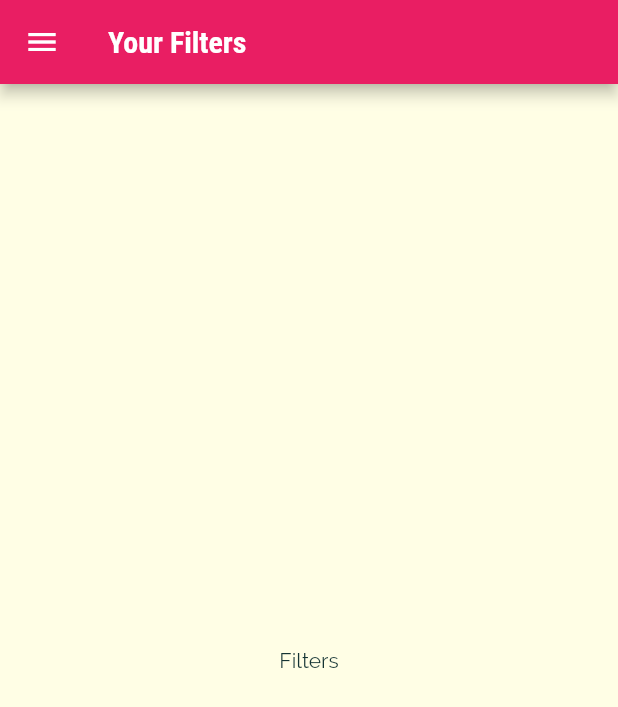
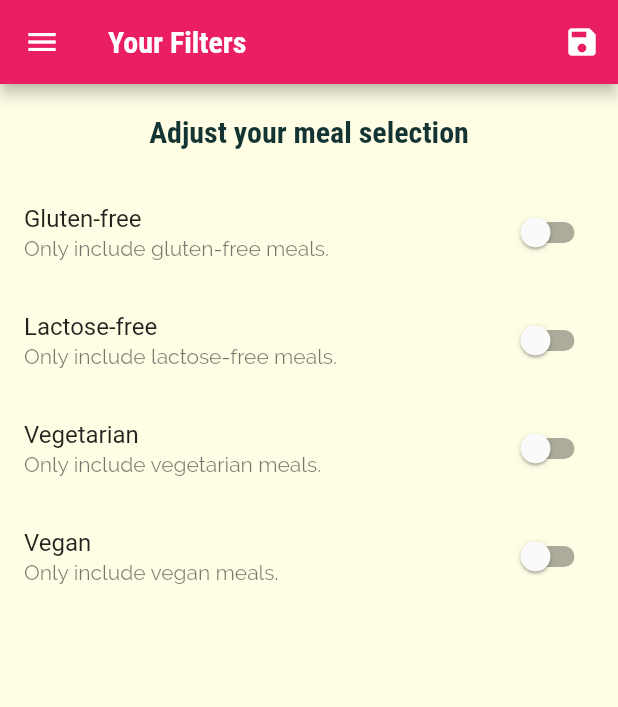
Before and after one commit to santiagobonessi/meals, a Flutter app: the FiltersScreen screen opened by its route, on a phone screen of 412 x 824 dp. Shown: the top 707 px of the screen. Run offline on Flutter 3.47's test engine with Material 2 defaults, Android fonts, the phone set to English and light mode, and no system bars; network calls fail.

Commit message:
Add filter meals

```diff
--- a/lib/main.dart
+++ b/lib/main.dart
@@ -1,5 +1,7 @@
 import 'package:flutter/material.dart';
 
+import './data/data.dart';
+import './models/meal.dart';
 import './screens/categories_screen.dart';
 import './screens/category_meals_screen.dart';
 import './screens/filters_screen.dart';
@@ -8,11 +10,47 @@ import './screens/tabs_screen.dart';
 
 void main() => runApp(MyApp());
 
-class MyApp extends StatelessWidget {
+class MyApp extends StatefulWidget {
+  @override
+  _MyAppState createState() => _MyAppState();
+}
+
+class _MyAppState extends State<MyApp> {
+  Map<String, bool> _filters = {
+    'gluten': false,
+    'lactose': false,
+    'vegetarian': false,
+    'vegan': false,
+  };
+  List<Meal> _avaiableMeals = DATA_MEALS;
+
+  void _setFilters(Map<String, bool> filterData) {
+    setState(() {
+      _filters = filterData;
+
+      _avaiableMeals = DATA_MEALS.where((meal) {
+        if (_filters['gluten'] && !meal.isGlutenFree) {
+          return false;
+        }
+        if (_filters['lactose'] && !meal.isLactoseFree) {
+          return false;
+        }
+        if (_filters['vegetarian'] && !meal.isVegetarian) {
+          return false;
+        }
+        if (_filters['vegan'] && !meal.isVegan) {
+          return false;
+        }
+        return true;
+      }).toList();
+    });
+  }
+
   @override
   Widget build(BuildContext context) {
     return MaterialApp(
       title: 'Meals',
+      debugShowCheckedModeBanner: false,
       theme: ThemeData(
         primarySwatch: Colors.pink,
         accentColor: Colors.amber,
@@ -36,9 +74,9 @@ class MyApp extends StatelessWidget {
       initialRoute: '/', // default is '/'
       routes: {
         '/': (context) => TabsScreen(),
-        CategoryMealsScreen.routeName: (context) => CategoryMealsScreen(),
+        CategoryMealsScreen.routeName: (context) => CategoryMealsScreen(_avaiableMeals),
         MealDetailScreen.routeName: (context) => MealDetailScreen(),
-        FiltersScreen.routeName: (context) => FiltersScreen(),
+        FiltersScreen.routeName: (context) => FiltersScreen(_filters, _setFilters),
       },
       onGenerateRoute: (settings) {
         return MaterialPageRoute(builder: (context) => CategoriesScreen());
--- a/lib/screens/category_meals_screen.dart
+++ b/lib/screens/category_meals_screen.dart
@@ -1,12 +1,15 @@
 import 'package:flutter/material.dart';
 
-import '../data/data.dart';
 import '../models/category.dart';
 import '../models/meal.dart';
 import '../widgets/meal_item.dart';
 
 class CategoryMealsScreen extends StatefulWidget {
   static const routeName = '/category-meals';
+
+  final List<Meal> availableMeals;
+
+  CategoryMealsScreen(this.availableMeals);
 
   @override
   _CategoryMealsScreenState createState() => _CategoryMealsScreenState();
@@ -21,7 +24,7 @@ class _CategoryMealsScreenState extends State<CategoryMealsScreen> {
   void didChangeDependencies() {
     if (!_loadedInitData) {
       category = ModalRoute.of(context).settings.arguments as Category;
-      displayedMeals = DATA_MEALS.where((meal) => meal.categories.contains(category.id)).toList();
+      displayedMeals = widget.availableMeals.where((meal) => meal.categories.contains(category.id)).toList();
     }
     _loadedInitData = true;
     super.didChangeDependencies();
--- a/lib/screens/filters_screen.dart
+++ b/lib/screens/filters_screen.dart
@@ -2,18 +2,121 @@ import 'package:flutter/material.dart';
 
 import '../widgets/main_drawer.dart';
 
-class FiltersScreen extends StatelessWidget {
+class FiltersScreen extends StatefulWidget {
   static const routeName = '/filters';
+
+  final Map<String, bool> currentFilters;
+  final Function saveFilters;
+
+  FiltersScreen(this.currentFilters, this.saveFilters);
+
+  @override
+  _FiltersScreenState createState() => _FiltersScreenState();
+}
+
+class _FiltersScreenState extends State<FiltersScreen> {
+  var _glutenFree = false;
+  var _lactoseFree = false;
+  var _vegetarian = false;
+  var _vegan = false;
+
+  Widget _buildSwitchListTile(String title, String description, bool currentValue, Function updateValue) {
+    return SwitchListTile(
+      title: Text(title),
+      subtitle: Text(description),
+      value: currentValue,
+      onChanged: updateValue,
+    );
+  }
+
+  @override
+  void initState() {
+    _glutenFree = widget.currentFilters['gluten'];
+    _lactoseFree = widget.currentFilters['lactose'];
+    _vegetarian = widget.currentFilters['vegetarian'];
+    _vegan = widget.currentFilters['vegan'];
+    super.initState();
+  }
 
   @override
   Widget build(BuildContext context) {
     return Scaffold(
       appBar: AppBar(
         title: Text('Your Filters'),
+        actions: [
+          IconButton(
+            icon: Icon(Icons.save),
+            onPressed: () {
+              final selectedFilters = {
+                'gluten': _glutenFree,
+                'lactose': _lactoseFree,
+                'vegetarian': _vegetarian,
+                'vegan': _vegan,
+              };
+              widget.saveFilters(selectedFilters);
+            },
+          ),
+        ],
       ),
       drawer: MainDrawer(),
       body: Center(
-        child: Text('Filters'),
+        child: Column(
+          children: [
+            Container(
+              padding: EdgeInsets.all(20),
+              child: Text(
+                'Adjust your meal selection',
+                style: Theme.of(context).textTheme.title,
+              ),
+            ),
+            Expanded(
+              child: ListView(
+                children: [
+                  _buildSwitchListTile(
+                    'Gluten-free',
+                    'Only include gluten-free meals.',
+                    _glutenFree,
+                    (newValue) {
+                      setState(() {
+                        _glutenFree = newValue;
+                      });
+                    },
+                  ),
+                  _buildSwitchListTile(
+                    'Lactose-free',
+                    'Only include lactose-free meals.',
+                    _lactoseFree,
+                    (newValue) {
+                      setState(() {
+                        _lactoseFree = newValue;
+                      });
+                    },
+                  ),
+                  _buildSwitchListTile(
+                    'Vegetarian',
+                    'Only include vegetarian meals.',
+                    _vegetarian,
+                    (newValue) {
+                      setState(() {
+                        _vegetarian = newValue;
+                      });
+                    },
+                  ),
+                  _buildSwitchListTile(
+                    'Vegan',
+                    'Only include vegan meals.',
+                    _vegan,
+                    (newValue) {
+                      setState(() {
+                        _vegan = newValue;
+                      });
+                    },
+                  ),
+                ],
+              ),
+            ),
+          ],
+        ),
       ),
     );
   }
```
